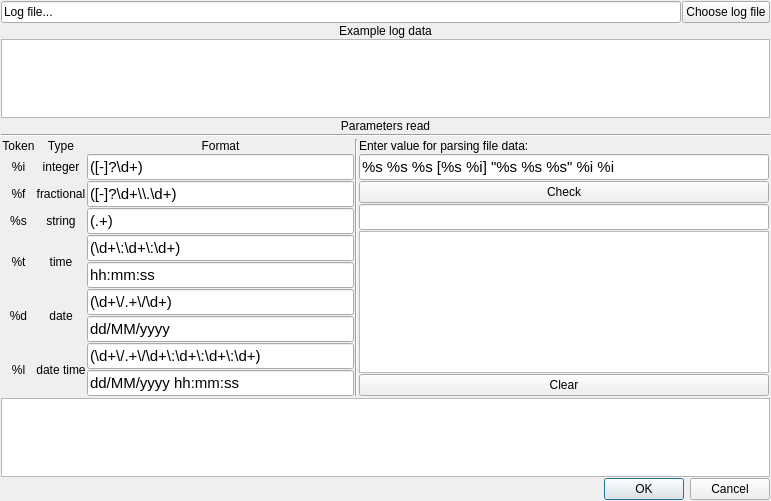
Old version of the form logfiledialog.ui in the repository QtPlay/LogViewer.
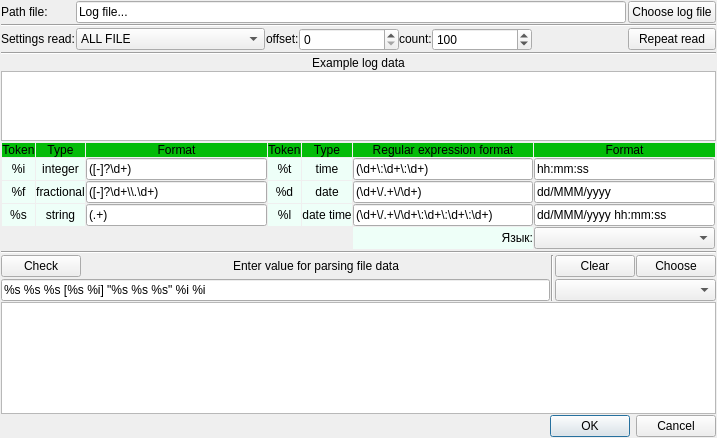
New version of the form.

Diff of the .ui file:
```diff
--- a/logfiledialog.ui
+++ b/logfiledialog.ui
@@ -6,8 +6,8 @@
    <rect>
     <x>0</x>
     <y>0</y>
-    <width>771</width>
-    <height>501</height>
+    <width>717</width>
+    <height>438</height>
    </rect>
   </property>
   <property name="windowTitle">
@@ -41,7 +41,377 @@
    </item>
    <item row="0" column="0">
     <layout class="QGridLayout" name="gridLayout">
-     <item row="6" column="0" colspan="2">
+     <property name="spacing">
+      <number>1</number>
+     </property>
+     <item row="4" column="2">
+      <widget class="QStackedWidget" name="stackedWidget">
+       <property name="currentIndex">
+        <number>2</number>
+       </property>
+       <widget class="QWidget" name="allFilePage"/>
+       <widget class="QWidget" name="offsetFilePage">
+        <layout class="QGridLayout" name="gridLayout_4">
+         <property name="leftMargin">
+          <number>0</number>
+         </property>
+         <property name="topMargin">
+          <number>0</number>
+         </property>
+         <property name="rightMargin">
+          <number>0</number>
+         </property>
+         <property name="bottomMargin">
+          <number>0</number>
+         </property>
+         <property name="spacing">
+          <number>0</number>
+         </property>
+         <item row="0" column="1">
+          <widget class="QSpinBox" name="offsetLine_1">
+           <property name="sizePolicy">
+            <sizepolicy hsizetype="Expanding" vsizetype="Fixed">
+             <horstretch>0</horstretch>
+             <verstretch>0</verstretch>
+            </sizepolicy>
+           </property>
+           <property name="maximumSize">
+            <size>
+             <width>100</width>
+             <height>16777215</height>
+            </size>
+           </property>
+          </widget>
+         </item>
+         <item row="0" column="0">
+          <layout class="QHBoxLayout" name="horizontalLayout">
+           <property name="spacing">
+            <number>0</number>
+           </property>
+           <item>
+            <widget class="QLabel" name="label_9">
+             <property name="sizePolicy">
+              <sizepolicy hsizetype="Fixed" vsizetype="Fixed">
+               <horstretch>0</horstretch>
+               <verstretch>0</verstretch>
+              </sizepolicy>
+             </property>
+             <property name="text">
+              <string>offset:</string>
+             </property>
+            </widget>
+           </item>
+          </layout>
+         </item>
+         <item row="0" column="2">
+          <spacer name="horizontalSpacer">
+           <property name="orientation">
+            <enum>Qt::Horizontal</enum>
+           </property>
+           <property name="sizeHint" stdset="0">
+            <size>
+             <width>40</width>
+             <height>20</height>
+            </size>
+           </property>
+          </spacer>
+         </item>
+        </layout>
+       </widget>
+       <widget class="QWidget" name="offsetAndCountFilePage">
+        <layout class="QGridLayout" name="gridLayout_8">
+         <property name="leftMargin">
+          <number>0</number>
+         </property>
+         <property name="topMargin">
+          <number>0</number>
+         </property>
+         <property name="rightMargin">
+          <number>0</number>
+         </property>
+         <property name="bottomMargin">
+          <number>0</number>
+         </property>
+         <property name="spacing">
+          <number>0</number>
+         </property>
+         <item row="0" column="0">
+          <layout class="QHBoxLayout" name="horizontalLayout_2">
+           <item>
+            <widget class="QLabel" name="label_20">
+             <property name="sizePolicy">
+              <sizepolicy hsizetype="Fixed" vsizetype="Fixed">
+               <horstretch>0</horstretch>
+               <verstretch>0</verstretch>
+              </sizepolicy>
+             </property>
+             <property name="text">
+              <string>offset:</string>
+             </property>
+            </widget>
+           </item>
+          </layout>
+         </item>
+         <item row="0" column="1">
+          <widget class="QSpinBox" name="offsetLine_2">
+           <property name="minimumSize">
+            <size>
+             <width>100</width>
+             <height>0</height>
+            </size>
+           </property>
+           <property name="maximum">
+            <number>999999999</number>
+           </property>
+          </widget>
+         </item>
+         <item row="0" column="2">
+          <widget class="QLabel" name="label_21">
+           <property name="sizePolicy">
+            <sizepolicy hsizetype="Fixed" vsizetype="Fixed">
+             <horstretch>0</horstretch>
+             <verstretch>0</verstretch>
+            </sizepolicy>
+           </property>
+           <property name="text">
+            <string>count:</string>
+           </property>
+          </widget>
+         </item>
+         <item row="0" column="3">
+          <widget class="QSpinBox" name="countLine">
+           <property name="minimumSize">
+            <size>
+             <width>100</width>
+             <height>0</height>
+            </size>
+           </property>
+           <property name="maximum">
+            <number>999999999</number>
+           </property>
+           <property name="value">
+            <number>100</number>
+           </property>
+          </widget>
+         </item>
+         <item row="0" column="4">
+          <spacer name="horizontalSpacer_2">
+           <property name="orientation">
+            <enum>Qt::Horizontal</enum>
+           </property>
+           <property name="sizeHint" stdset="0">
+            <size>
+             <width>40</width>
+             <height>20</height>
+            </size>
+           </property>
+          </spacer>
+         </item>
+        </layout>
+       </widget>
+      </widget>
+     </item>
+     <item row="4" column="0">
+      <widget class="QLabel" name="label_8">
+       <property name="sizePolicy">
+        <sizepolicy hsizetype="Fixed" vsizetype="Fixed">
+         <horstretch>0</horstretch>
+         <verstretch>0</verstretch>
+        </sizepolicy>
+       </property>
+       <property name="text">
+        <string>Settings read:</string>
+       </property>
+      </widget>
+     </item>
+     <item row="4" column="1">
+      <widget class="QComboBox" name="readType">
+       <property name="sizePolicy">
+        <sizepolicy hsizetype="Fixed" vsizetype="Fixed">
+         <horstretch>0</horstretch>
+         <verstretch>0</verstretch>
+        </sizepolicy>
+       </property>
+       <property name="sizeAdjustPolicy">
+        <enum>QComboBox::AdjustToContents</enum>
+       </property>
+       <item>
+        <property name="text">
+         <string>ALL FILE</string>
+        </property>
+       </item>
+       <item>
+        <property name="text">
+         <string>CUSTOM OFFSET</string>
+        </property>
+       </item>
+       <item>
+        <property name="text">
+         <string>CUSTOM OFFSET &amp; COUNT</string>
+        </property>
+       </item>
+      </widget>
+     </item>
+     <item row="3" column="0" colspan="5">
+      <widget class="Line" name="line_2">
+       <property name="orientation">
+        <enum>Qt::Horizontal</enum>
+       </property>
+      </widget>
+     </item>
+     <item row="12" column="0" colspan="5">
+      <layout class="QGridLayout" name="gridLayout_7">
+       <property name="spacing">
+        <number>1</number>
+       </property>
+       <item row="0" column="0">
+        <widget class="QPushButton" name="check">
+         <property name="sizePolicy">
+          <sizepolicy hsizetype="Fixed" vsizetype="Fixed">
+           <horstretch>0</horstretch>
+           <verstretch>0</verstretch>
+          </sizepolicy>
+         </property>
+         <property name="minimumSize">
+          <size>
+           <width>0</width>
+           <height>0</height>
+          </size>
+         </property>
+         <property name="text">
+          <string>Check</string>
+         </property>
+        </widget>
+       </item>
+       <item row="2" column="0" colspan="3">
+        <widget class="QLineEdit" name="formatData">
+         <property name="minimumSize">
+          <size>
+           <width>350</width>
+           <height>0</height>
+          </size>
+         </property>
+         <property name="font">
+          <font>
+           <pointsize>9</pointsize>
+          </font>
+         </property>
+         <property name="text">
+          <string>%s %s %s [%s %i] &quot;%s %s %s&quot; %i %i</string>
+         </property>
+         <property name="placeholderText">
+          <string>Enter mask..</string>
+         </property>
+        </widget>
+       </item>
+       <item row="0" column="4">
+        <widget class="QPushButton" name="clearHistory">
+         <property name="sizePolicy">
+          <sizepolicy hsizetype="Fixed" vsizetype="Fixed">
+           <horstretch>0</horstretch>
+           <verstretch>0</verstretch>
+          </sizepolicy>
+         </property>
+         <property name="text">
+          <string>Clear</string>
+         </property>
+        </widget>
+       </item>
+       <item row="0" column="3" rowspan="3">
+        <widget class="Line" name="line_3">
+         <property name="orientation">
+          <enum>Qt::Vertical</enum>
+         </property>
+        </widget>
+       </item>
+       <item row="0" column="1" colspan="2">
+        <widget class="QLabel" name="label_19">
+         <property name="sizePolicy">
+          <sizepolicy hsizetype="Preferred" vsizetype="Fixed">
+           <horstretch>0</horstretch>
+           <verstretch>0</verstretch>
+          </sizepolicy>
+         </property>
+         <property name="minimumSize">
+          <size>
+           <width>410</width>
+           <height>0</height>
+          </size>
+         </property>
+         <property name="text">
+          <string>Enter value for parsing file data</string>
+         </property>
+         <property name="alignment">
+          <set>Qt::AlignCenter</set>
+         </property>
+        </widget>
+       </item>
+       <item row="0" column="5">
+        <widget class="QPushButton" name="selectFormatFromHistory">
+         <property name="sizePolicy">
+          <sizepolicy hsizetype="Fixed" vsizetype="Fixed">
+           <horstretch>0</horstretch>
+           <verstretch>0</verstretch>
+          </sizepolicy>
+         </property>
+         <property name="text">
+          <string>Choose</string>
+         </property>
+        </widget>
+       </item>
+       <item row="2" column="4" colspan="2">
+        <widget class="QComboBox" name="history">
+         <property name="sizeAdjustPolicy">
+          <enum>QComboBox::AdjustToContentsOnFirstShow</enum>
+         </property>
+        </widget>
+       </item>
+      </layout>
+     </item>
+     <item row="4" column="4">
+      <widget class="QPushButton" name="pushButton">
+       <property name="text">
+        <string>Repeat read</string>
+       </property>
+      </widget>
+     </item>
+     <item row="2" column="4">
+      <widget class="QPushButton" name="chooseLogFile">
+       <property name="sizePolicy">
+        <sizepolicy hsizetype="Fixed" vsizetype="Fixed">
+         <horstretch>0</horstretch>
+         <verstretch>0</verstretch>
+        </sizepolicy>
+       </property>
+       <property name="text">
+        <string>Choose log file</string>
+       </property>
+      </widget>
+     </item>
+     <item row="2" column="1" colspan="2">
+      <widget class="QLineEdit" name="fileName">
+       <property name="text">
+        <string>Log file...</string>
+       </property>
+       <property name="placeholderText">
+        <string>Файл лога...</string>
+       </property>
+      </widget>
+     </item>
+     <item row="2" column="0">
+      <widget class="QLabel" name="label_4">
+       <property name="sizePolicy">
+        <sizepolicy hsizetype="Fixed" vsizetype="Fixed">
+         <horstretch>0</horstretch>
+         <verstretch>0</verstretch>
+        </sizepolicy>
+       </property>
+       <property name="text">
+        <string>Path file:</string>
+       </property>
+      </widget>
+     </item>
+     <item row="10" column="0" colspan="5">
       <widget class="QWidget" name="widget" native="true">
        <layout class="QGridLayout" name="gridLayout_6">
         <property name="leftMargin">
@@ -64,18 +434,12 @@
           <property name="spacing">
            <number>1</number>
           </property>
-          <item row="4" column="1">
-           <widget class="QLabel" name="label_15">
-            <property name="text">
-             <string>time</string>
-            </property>
-            <property name="alignment">
-             <set>Qt::AlignCenter</set>
-            </property>
-           </widget>
-          </item>
-          <item row="4" column="0">
+          <item row="1" column="3">
            <widget class="QLabel" name="timeLabel">
+            <property name="styleSheet">
+             <string notr="true">background-color: rgb(238, 255, 248);
+border-color: rgb(255, 255, 255);</string>
+            </property>
             <property name="text">
              <string>%t</string>
             </property>
@@ -84,34 +448,154 @@
             </property>
            </widget>
           </item>
-          <item row="1" column="1">
-           <widget class="QLabel" name="label_11">
+          <item row="2" column="4">
+           <widget class="QLabel" name="label_16">
+            <property name="styleSheet">
+             <string notr="true">background-color: rgb(238, 255, 248);
+border-color: rgb(255, 255, 255);</string>
+            </property>
             <property name="text">
-             <string>integer</string>
+             <string>date</string>
             </property>
             <property name="alignment">
              <set>Qt::AlignCenter</set>
             </property>
            </widget>
           </item>
-          <item row="0" column="0">
-           <widget class="QLabel" name="label_10">
-            <property name="sizePolicy">
-             <sizepolicy hsizetype="Preferred" vsizetype="Fixed">
-              <horstretch>0</horstretch>
-              <verstretch>0</verstretch>
-             </sizepolicy>
+          <item row="2" column="3">
+           <widget class="QLabel" name="dateLabel">
+            <property name="styleSheet">
+             <string notr="true">background-color: rgb(238, 255, 248);
+border-color: rgb(255, 255, 255);</string>
             </property>
             <property name="text">
-             <string>Token</string>
+             <string>%d</string>
             </property>
             <property name="alignment">
              <set>Qt::AlignCenter</set>
             </property>
            </widget>
           </item>
+          <item row="3" column="3">
+           <widget class="QLabel" name="datetimeLabel">
+            <property name="styleSheet">
+             <string notr="true">background-color: rgb(238, 255, 248);
+border-color: rgb(255, 255, 255);</string>
+            </property>
+            <property name="text">
+             <string>%l</string>
+            </property>
+            <property name="alignment">
+             <set>Qt::AlignCenter</set>
+            </property>
+           </widget>
+          </item>
+          <item row="3" column="4">
+           <widget class="QLabel" name="label_14">
+            <property name="styleSheet">
+             <string notr="true">background-color: rgb(238, 255, 248);
+border-color: rgb(255, 255, 255);</string>
+            </property>
+            <property name="text">
+             <string>date time</string>
+            </property>
+            <property name="alignment">
+             <set>Qt::AlignCenter</set>
+            </property>
+           </widget>
+          </item>
+          <item row="1" column="4">
+           <widget class="QLabel" name="label_15">
+            <property name="styleSheet">
+             <string notr="true">background-color: rgb(238, 255, 248);
+border-color: rgb(255, 255, 255);</string>
+            </property>
+            <property name="text">
+             <string>time</string>
+            </property>
+            <property name="alignment">
+             <set>Qt::AlignCenter</set>
+            </property>
+           </widget>
+          </item>
+          <item row="1" column="5">
+           <widget class="QLineEdit" name="timeRegExp">
+            <property name="font">
+             <font>
+              <pointsize>9</pointsize>
+             </font>
+            </property>
+            <property name="text">
+             <string>(\d+\:\d+\:\d+)</string>
+            </property>
+           </widget>
+          </item>
+          <item row="2" column="6">
+           <widget class="QLineEdit" name="dateFormat">
+            <property name="font">
+             <font>
+              <pointsize>9</pointsize>
+             </font>
+            </property>
+            <property name="text">
+             <string>dd/MMM/yyyy</string>
+            </property>
+           </widget>
+          </item>
+          <item row="3" column="5">
+           <widget class="QLineEdit" name="datetimeRegExp">
+            <property name="font">
+             <font>
+              <pointsize>9</pointsize>
+             </font>
+            </property>
+            <property name="text">
+             <string>(\d+\/.+\/\d+\:\d+\:\d+\:\d+)</string>
+            </property>
+           </widget>
+          </item>
+          <item row="1" column="6">
+           <widget class="QLineEdit" name="timeFormat">
+            <property name="font">
+             <font>
+              <pointsize>9</pointsize>
+             </font>
+            </property>
+            <property name="text">
+             <string>hh:mm:ss</string>
+            </property>
+           </widget>
+          </item>
+          <item row="2" column="5">
+           <widget class="QLineEdit" name="dateRegExp">
+            <property name="font">
+             <font>
+              <pointsize>9</pointsize>
+             </font>
+            </property>
+            <property name="text">
+             <string>(\d+\/.+\/\d+)</string>
+            </property>
+           </widget>
+          </item>
+          <item row="3" column="6">
+           <widget class="QLineEdit" name="datetimeFormat">
+            <property name="font">
+             <font>
+              <pointsize>9</pointsize>
+             </font>
+            </property>
+            <property name="text">
+             <string>dd/MMM/yyyy hh:mm:ss</string>
+            </property>
+           </widget>
+          </item>
           <item row="2" column="1">
            <widget class="QLabel" name="label_12">
+            <property name="styleSheet">
+             <string notr="true">background-color: rgb(238, 255, 248);
+border-color: rgb(255, 255, 255);</string>
+            </property>
             <property name="text">
              <string>fractional</string>
             </property>
@@ -128,6 +612,10 @@
               <verstretch>0</verstretch>
              </sizepolicy>
             </property>
+            <property name="styleSheet">
+             <string notr="true">background-color: rgb(3, 188, 9);
+border-color: rgb(167, 167, 167);</string>
+            </property>
             <property name="text">
              <string>Format</string>
             </property>
@@ -136,6 +624,52 @@
             </property>
            </widget>
           </item>
+          <item row="1" column="1">
+           <widget class="QLabel" name="label_11">
+            <property name="styleSheet">
+             <string notr="true">background-color: rgb(238, 255, 248);
+border-color: rgb(255, 255, 255);</string>
+            </property>
+            <property name="text">
+             <string>integer</string>
+            </property>
+            <property name="alignment">
+             <set>Qt::AlignCenter</set>
+            </property>
+           </widget>
+          </item>
+          <item row="1" column="2">
+           <widget class="QLineEdit" name="integerRegExp">
+            <property name="font">
+             <font>
+              <pointsize>9</pointsize>
+             </font>
+            </property>
+            <property name="text">
+             <string>([-]?\d+)</string>
+            </property>
+           </widget>
+          </item>
+          <item row="0" column="0">
+           <widget class="QLabel" name="label_10">
+            <property name="sizePolicy">
+             <sizepolicy hsizetype="Preferred" vsizetype="Fixed">
+              <horstretch>0</horstretch>
+              <verstretch>0</verstretch>
+             </sizepolicy>
+            </property>
+            <property name="styleSheet">
+             <string notr="true">background-color: rgb(3, 188, 9);
+border-color: rgb(167, 167, 167);</string>
+            </property>
+            <property name="text">
+             <string>Token</string>
+            </property>
+            <property name="alignment">
+             <set>Qt::AlignCenter</set>
+            </property>
+           </widget>
+          </item>
           <item row="0" column="1">
            <widget class="QLabel" name="label_17">
             <property name="sizePolicy">
@@ -144,6 +678,10 @@
               <verstretch>0</verstretch>
              </sizepolicy>
             </property>
+            <property name="styleSheet">
+             <string notr="true">background-color: rgb(3, 188, 9);
+border-color: rgb(167, 167, 167);</string>
+            </property>
             <property name="text">
              <string>Type</string>
             </property>
@@ -152,21 +690,11 @@
             </property>
            </widget>
           </item>
-          <item row="5" column="1">
-           <widget class="QLabel" name="label_16">
-            <property name="text">
-             <string>date</string>
-            </property>
-            <property name="alignment">
-             <set>Qt::AlignCenter</set>
-            </property>
-           </widget>
-          </item>
           <item row="3" column="2">
            <widget class="QLineEdit" name="stringRegExp">
             <property name="font">
              <font>
-              <pointsize>11</pointsize>
+              <pointsize>9</pointsize>
              </font>
             </property>
             <property name="text">
@@ -174,135 +702,12 @@
             </property>
            </widget>
           </item>
-          <item row="1" column="2">
-           <widget class="QLineEdit" name="integerRegExp">
-            <property name="font">
-             <font>
-              <pointsize>11</pointsize>
-             </font>
-            </property>
-            <property name="text">
-             <string>([-]?\d+)</string>
-            </property>
-           </widget>
-          </item>
-          <item row="4" column="2">
-           <layout class="QVBoxLayout" name="verticalLayout">
-            <property name="spacing">
-             <number>1</number>
-            </property>
-            <item>
-             <widget class="QLineEdit" name="timeRegExp">
-              <property name="font">
-               <font>
-                <pointsize>11</pointsize>
-               </font>
-              </property>
-              <property name="text">
-               <string>(\d+\:\d+\:\d+)</string>
-              </property>
-             </widget>
-            </item>
-            <item>
-             <widget class="QLineEdit" name="timeFormat">
-              <property name="font">
-               <font>
-                <pointsize>11</pointsize>
-               </font>
-              </property>
-              <property name="text">
-               <string>hh:mm:ss</string>
-              </property>
-             </widget>
-            </item>
-           </layout>
-          </item>
-          <item row="6" column="2">
-           <layout class="QVBoxLayout" name="verticalLayout_3">
-            <property name="spacing">
-             <number>1</number>
-            </property>
-            <item>
-             <widget class="QLineEdit" name="datetimeRegExp">
-              <property name="font">
-               <font>
-                <pointsize>11</pointsize>
-               </font>
-              </property>
-              <property name="text">
-               <string>(\d+\/.+\/\d+\:\d+\:\d+\:\d+)</string>
-              </property>
-             </widget>
-            </item>
-            <item>
-             <widget class="QLineEdit" name="datetimeFormat">
-              <property name="font">
-               <font>
-                <pointsize>11</pointsize>
-               </font>
-              </property>
-              <property name="text">
-               <string>dd/MM/yyyy hh:mm:ss</string>
-              </property>
-             </widget>
-            </item>
-           </layout>
-          </item>
-          <item row="5" column="2">
-           <layout class="QVBoxLayout" name="verticalLayout_2">
-            <property name="spacing">
-             <number>1</number>
-            </property>
-            <item>
-             <widget class="QLineEdit" name="dateRegExp">
-              <property name="font">
-               <font>
-                <pointsize>11</pointsize>
-               </font>
-              </property>
-              <property name="text">
-               <string>(\d+\/.+\/\d+)</string>
-              </property>
-             </widget>
-            </item>
-            <item>
-             <widget class="QLineEdit" name="dateFormat">
-              <property name="font">
-               <font>
-                <pointsize>11</pointsize>
-               </font>
-              </property>
-              <property name="text">
-               <string>dd/MM/yyyy</string>
-              </property>
-             </widget>
-            </item>
-           </layout>
-          </item>
-          <item row="2" column="2">
-           <widget class="QLineEdit" name="floatRegExp">
-            <property name="font">
-             <font>
-              <pointsize>11</pointsize>
-             </font>
-            </property>
-            <property name="text">
-             <string>([-]?\d+\\.\d+)</string>
-            </property>
-           </widget>
-          </item>
-          <item row="6" column="0">
-           <widget class="QLabel" name="datetimeLabel">
-            <property name="text">
-             <string>%l</string>
-            </property>
-            <property name="alignment">
-             <set>Qt::AlignCenter</set>
-            </property>
-           </widget>
-          </item>
           <item row="3" column="0">
            <widget class="QLabel" name="stringLabel">
+            <property name="styleSheet">
+             <string notr="true">background-color: rgb(238, 255, 248);
+border-color: rgb(255, 255, 255);</string>
+            </property>
             <property name="text">
              <string>%s</string>
             </property>
@@ -311,38 +716,24 @@
             </property>
            </widget>
           </item>
-          <item row="1" column="0">
-           <widget class="QLabel" name="integerLabel">
-            <property name="text">
-             <string>%i</string>
+          <item row="2" column="2">
+           <widget class="QLineEdit" name="floatRegExp">
+            <property name="font">
+             <font>
+              <pointsize>9</pointsize>
+             </font>
             </property>
-            <property name="alignment">
-             <set>Qt::AlignCenter</set>
-            </property>
-           </widget>
-          </item>
-          <item row="5" column="0">
-           <widget class="QLabel" name="dateLabel">
             <property name="text">
-             <string>%d</string>
-            </property>
-            <property name="alignment">
-             <set>Qt::AlignCenter</set>
-            </property>
-           </widget>
-          </item>
-          <item row="2" column="0">
-           <widget class="QLabel" name="floatLabel">
-            <property name="text">
-             <string>%f</string>
-            </property>
-            <property name="alignment">
-             <set>Qt::AlignCenter</set>
+             <string>([-]?\d+\\.\d+)</string>
             </property>
            </widget>
           </item>
           <item row="3" column="1">
            <widget class="QLabel" name="label_13">
+            <property name="styleSheet">
+             <string notr="true">background-color: rgb(238, 255, 248);
+border-color: rgb(255, 255, 255);</string>
+            </property>
             <property name="text">
              <string>string</string>
             </property>
@@ -351,111 +742,104 @@
             </property>
            </widget>
           </item>
-          <item row="6" column="1">
-           <widget class="QLabel" name="label_14">
+          <item row="2" column="0">
+           <widget class="QLabel" name="floatLabel">
+            <property name="styleSheet">
+             <string notr="true">background-color: rgb(238, 255, 248);
+border-color: rgb(255, 255, 255);</string>
+            </property>
             <property name="text">
-             <string>date time</string>
+             <string>%f</string>
             </property>
             <property name="alignment">
              <set>Qt::AlignCenter</set>
-            </property>
-           </widget>
-          </item>
-         </layout>
-        </item>
-        <item row="0" column="1">
-         <widget class="Line" name="line">
-          <property name="orientation">
-           <enum>Qt::Vertical</enum>
-          </property>
-         </widget>
-        </item>
-        <item row="0" column="2">
-         <layout class="QGridLayout" name="gridLayout_7">
-          <property name="spacing">
-           <number>1</number>
-          </property>
-          <item row="4" column="0">
-           <widget class="QPushButton" name="check">
-            <property name="minimumSize">
-             <size>
-              <width>350</width>
-              <height>0</height>
-             </size>
-            </property>
-            <property name="text">
-             <string>Check</string>
-            </property>
-           </widget>
-          </item>
-          <item row="0" column="0">
-           <widget class="QLabel" name="label_19">
-            <property name="sizePolicy">
-             <sizepolicy hsizetype="Preferred" vsizetype="Fixed">
-              <horstretch>0</horstretch>
-              <verstretch>0</verstretch>
-             </sizepolicy>
-            </property>
-            <property name="minimumSize">
-             <size>
-              <width>410</width>
-              <height>0</height>
-             </size>
-            </property>
-            <property name="text">
-             <string>Enter value for parsing file data:</string>
             </property>
            </widget>
           </item>
           <item row="1" column="0">
-           <widget class="QLineEdit" name="formatData">
-            <property name="minimumSize">
-             <size>
-              <width>350</width>
-              <height>0</height>
-             </size>
+           <widget class="QLabel" name="integerLabel">
+            <property name="styleSheet">
+             <string notr="true">background-color: rgb(238, 255, 248);
+border-color: rgb(255, 255, 255);</string>
             </property>
-            <property name="font">
-             <font>
-              <pointsize>11</pointsize>
-             </font>
+            <property name="text">
+             <string>%i</string>
             </property>
+            <property name="alignment">
+             <set>Qt::AlignCenter</set>
+            </property>
+           </widget>
+          </item>
+          <item row="4" column="6">
+           <widget class="QComboBox" name="localeName"/>
+          </item>
+          <item row="4" column="5">
+           <widget class="QLabel" name="label_3">
+            <property name="styleSheet">
+             <string notr="true">background-color: rgb(238, 255, 248);
+border-color: rgb(255, 255, 255);</string>
+            </property>
             <property name="text">
-             <string>%s %s %s [%s %i] &quot;%s %s %s&quot; %i %i</string>
+             <string>Язык:</string>
             </property>
-            <property name="placeholderText">
-             <string>Enter mask..</string>
+            <property name="alignment">
+             <set>Qt::AlignRight|Qt::AlignTrailing|Qt::AlignVCenter</set>
             </property>
            </widget>
           </item>
-          <item row="6" column="0">
-           <widget class="QListWidget" name="history">
-            <property name="sizePolicy">
-             <sizepolicy hsizetype="Expanding" vsizetype="Preferred">
-              <horstretch>0</horstretch>
-              <verstretch>0</verstretch>
-             </sizepolicy>
+          <item row="0" column="5">
+           <widget class="QLabel" name="label_2">
+            <property name="styleSheet">
+             <string notr="true">background-color: rgb(3, 188, 9);
+border-color: rgb(167, 167, 167);</string>
             </property>
-            <property name="font">
-             <font>
-              <pointsize>11</pointsize>
-             </font>
+            <property name="text">
+             <string>Regular expression format</string>
             </property>
+            <property name="alignment">
+             <set>Qt::AlignCenter</set>
+            </property>
            </widget>
           </item>
-          <item row="5" column="0">
-           <widget class="QLineEdit" name="regExpFormat">
-            <property name="font">
-             <font>
-              <pointsize>11</pointsize>
-             </font>
+          <item row="0" column="6">
+           <widget class="QLabel" name="label_5">
+            <property name="styleSheet">
+             <string notr="true">background-color: rgb(3, 188, 9);
+border-color: rgb(167, 167, 167);</string>
             </property>
+            <property name="text">
+             <string>Format</string>
+            </property>
+            <property name="alignment">
+             <set>Qt::AlignCenter</set>
+            </property>
            </widget>
           </item>
-          <item row="7" column="0">
-           <widget class="QPushButton" name="clearHistory">
+          <item row="0" column="4">
+           <widget class="QLabel" name="label_6">
+            <property name="styleSheet">
+             <string notr="true">background-color: rgb(3, 188, 9);
+border-color: rgb(167, 167, 167);</string>
+            </property>
             <property name="text">
-             <string>Clear</string>
+             <string>Type</string>
+            </property>
+            <property name="alignment">
+             <set>Qt::AlignCenter</set>
+            </property>
+           </widget>
+          </item>
+          <item row="0" column="3">
+           <widget class="QLabel" name="label_7">
+            <property name="styleSheet">
+             <string notr="true">background-color: rgb(3, 188, 9);
+border-color: rgb(167, 167, 167);</string>
+            </property>
+            <property name="text">
+             <string>Token</string>
+            </property>
+            <property name="alignment">
+             <set>Qt::AlignCenter</set>
             </property>
            </widget>
           </item>
@@ -464,63 +848,7 @@
        </layout>
       </widget>
      </item>
-     <item row="5" column="0" colspan="2">
-      <widget class="Line" name="line_2">
-       <property name="orientation">
-        <enum>Qt::Horizontal</enum>
-       </property>
-      </widget>
-     </item>
-     <item row="0" column="0">
-      <widget class="QLineEdit" name="fileName">
-       <property name="text">
-        <string>Log file...</string>
-       </property>
-       <property name="placeholderText">
-        <string>Файл лога...</string>
-       </property>
-      </widget>
-     </item>
-     <item row="4" column="0" colspan="2">
-      <widget class="QLabel" name="label_2">
-       <property name="sizePolicy">
-        <sizepolicy hsizetype="Preferred" vsizetype="Fixed">
-         <horstretch>0</horstretch>
-         <verstretch>0</verstretch>
-        </sizepolicy>
-       </property>
-       <property name="text">
-        <string>Parameters read</string>
-       </property>
-       <property name="alignment">
-        <set>Qt::AlignCenter</set>
-       </property>
-      </widget>
-     </item>
-     <item row="0" column="1">
-      <widget class="QPushButton" name="chooseLogFile">
-       <property name="text">
-        <string>Choose log file</string>
-       </property>
-      </widget>
-     </item>
-     <item row="1" column="0" colspan="2">
-      <widget class="QLabel" name="label">
-       <property name="sizePolicy">
-        <sizepolicy hsizetype="Preferred" vsizetype="Fixed">
-         <horstretch>0</horstretch>
-         <verstretch>0</verstretch>
-        </sizepolicy>
-       </property>
-       <property name="text">
-        <string>Example log data</string>
-       </property>
-       <property name="alignment">
-        <set>Qt::AlignCenter</set>
-       </property>
-      </widget>
-     </item>
-     <item row="7" column="0" colspan="2">
+     <item row="13" column="0" colspan="5">
       <widget class="QPlainTextEdit" name="result">
        <property name="sizePolicy">
         <sizepolicy hsizetype="Preferred" vsizetype="Expanding">
@@ -536,7 +864,7 @@
        </property>
        <property name="font">
         <font>
-         <pointsize>11</pointsize>
+         <pointsize>9</pointsize>
         </font>
        </property>
        <property name="lineWidth">
@@ -547,8 +875,11 @@
        </property>
       </widget>
      </item>
-     <item row="2" column="0" colspan="2">
+     <item row="8" column="0" colspan="5">
       <layout class="QGridLayout" name="gridLayout_3">
+       <property name="spacing">
+        <number>1</number>
+       </property>
        <item row="0" column="0">
         <widget class="QPlainTextEdit" name="exampleLogData">
          <property name="sizePolicy">
@@ -566,13 +897,43 @@
          <property name="maximumSize">
           <size>
            <width>16777215</width>
-           <height>16777215</height>
+           <height>100</height>
           </size>
          </property>
         </widget>
        </item>
       </layout>
      </item>
+     <item row="7" column="0" colspan="5">
+      <widget class="QLabel" name="label">
+       <property name="sizePolicy">
+        <sizepolicy hsizetype="Preferred" vsizetype="Fixed">
+         <horstretch>0</horstretch>
+         <verstretch>0</verstretch>
+        </sizepolicy>
+       </property>
+       <property name="text">
+        <string>Example log data</string>
+       </property>
+       <property name="alignment">
+        <set>Qt::AlignCenter</set>
+       </property>
+      </widget>
+     </item>
+     <item row="11" column="0" colspan="5">
+      <widget class="Line" name="line">
+       <property name="orientation">
+        <enum>Qt::Horizontal</enum>
+       </property>
+      </widget>
+     </item>
+     <item row="6" column="0" colspan="5">
+      <widget class="Line" name="line_4">
+       <property name="orientation">
+        <enum>Qt::Horizontal</enum>
+       </property>
+      </widget>
+     </item>
     </layout>
    </item>
   </layout>
```
